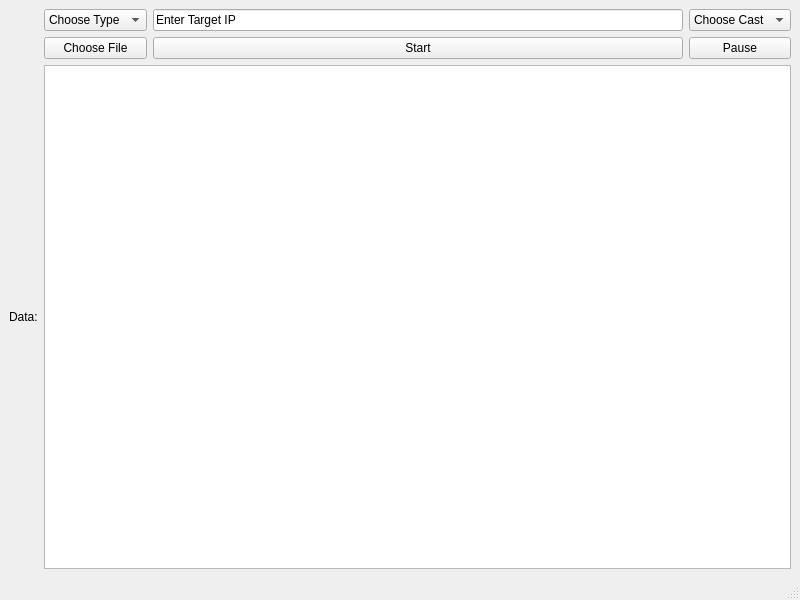
First picture: the form in UDPsendrecv/mainwindow.ui, repository aydinguler/udp-audio-stream, before the edit.
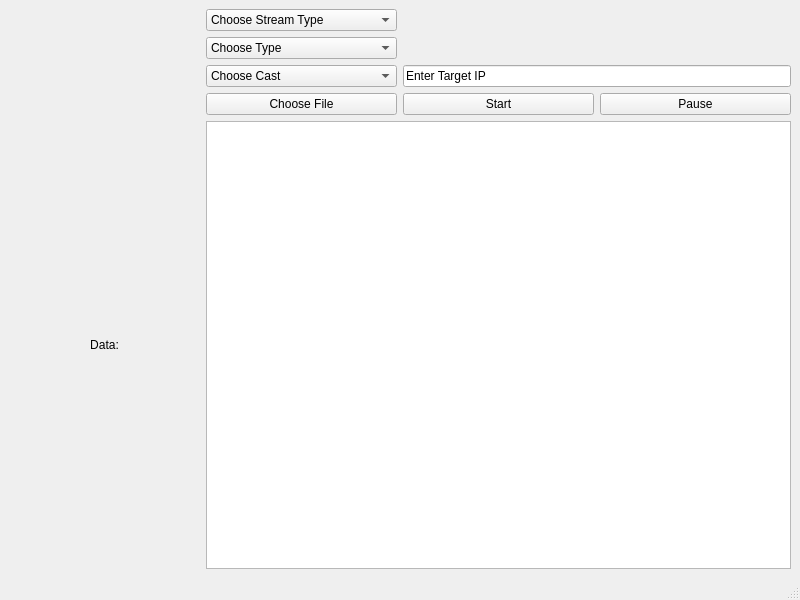
Second picture: the form after the edit.

Commit message: Add new comboBox to make possible choosing stream type

```diff
--- a/UDPsendrecv/mainwindow.ui
+++ b/UDPsendrecv/mainwindow.ui
@@ -14,10 +14,27 @@
    <string>Audio Stream</string>
   </property>
   <widget class="QWidget" name="centralwidget">
-   <layout class="QGridLayout" name="gridLayout_2">
-    <item row="0" column="0">
      <layout class="QGridLayout" name="gridLayout">
       <item row="0" column="1">
+     <widget class="QComboBox" name="comboBox_3">
+      <item>
+       <property name="text">
+        <string>Choose Stream Type</string>
+       </property>
+      </item>
+      <item>
+       <property name="text">
+        <string>Live Stream</string>
+       </property>
+      </item>
+      <item>
+       <property name="text">
+        <string>File Stream</string>
+       </property>
+      </item>
+     </widget>
+    </item>
+    <item row="1" column="1">
        <widget class="QComboBox" name="comboBox">
         <item>
          <property name="text">
@@ -36,14 +53,7 @@
         </item>
        </widget>
       </item>
-      <item row="0" column="2">
-       <widget class="QLineEdit" name="lineEdit">
-        <property name="text">
-         <string>Enter Target IP</string>
-        </property>
-       </widget>
-      </item>
-      <item row="0" column="3">
+    <item row="2" column="1">
        <widget class="QComboBox" name="comboBox_2">
         <item>
          <property name="text">
@@ -62,14 +72,21 @@
         </item>
        </widget>
       </item>
-      <item row="1" column="1">
+    <item row="2" column="2" colspan="2">
+     <widget class="QLineEdit" name="lineEdit">
+      <property name="text">
+       <string>Enter Target IP</string>
+      </property>
+     </widget>
+    </item>
+    <item row="3" column="1">
        <widget class="QPushButton" name="pushButton_2">
         <property name="text">
          <string>Choose File</string>
         </property>
        </widget>
       </item>
-      <item row="1" column="2">
+    <item row="3" column="2">
        <widget class="QPushButton" name="pushButton">
         <property name="text">
          <string>Start</string>
@@ -88,7 +105,7 @@
         </property>
        </widget>
       </item>
-      <item row="1" column="3">
+    <item row="3" column="3">
        <widget class="QPushButton" name="pushButton_3">
         <property name="text">
          <string>Pause</string>
@@ -98,17 +115,18 @@
         </property>
        </widget>
       </item>
-      <item row="2" column="0">
+    <item row="4" column="0">
        <widget class="QLabel" name="label">
         <property name="text">
          <string>Data:</string>
         </property>
-       </widget>
-      </item>
-      <item row="2" column="1" colspan="3">
+      <property name="alignment">
+       <set>Qt::AlignCenter</set>
+      </property>
+     </widget>
+    </item>
+    <item row="4" column="1" colspan="3">
        <widget class="QTextBrowser" name="textBrowser"/>
-      </item>
-     </layout>
     </item>
    </layout>
   </widget>
```
Lines whose indentation alone changed are shown as unchanged.
